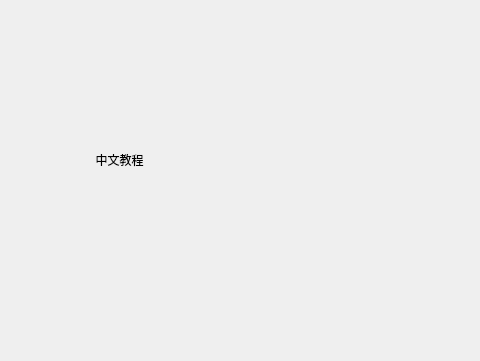
Above: frontdesign.ui from 2841130z/BiliStreamEcho_based_on_GPT-SoVITS before the change; both pictures show x 0 to 480 and y 89 to 450 of the 945 by 450 pixel window. Below: the same form after it.
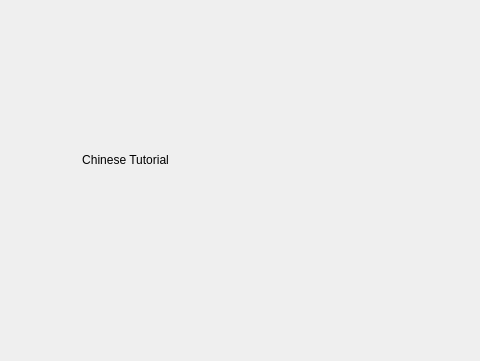
That is the form after the change. The open tabs and pages were chosen to show the change.

```diff
--- a/frontdesign.ui
+++ b/frontdesign.ui
@@ -704,7 +704,7 @@
              <item>
               <widget class="QLabel" name="label_23">
                <property name="text">
-                <string>                       中文教程</string>
+                <string>                   Chinese Tutorial</string>
                </property>
               </widget>
              </item>
```
Left out of the diff: 2 changed lines with no effect on the pictures.
